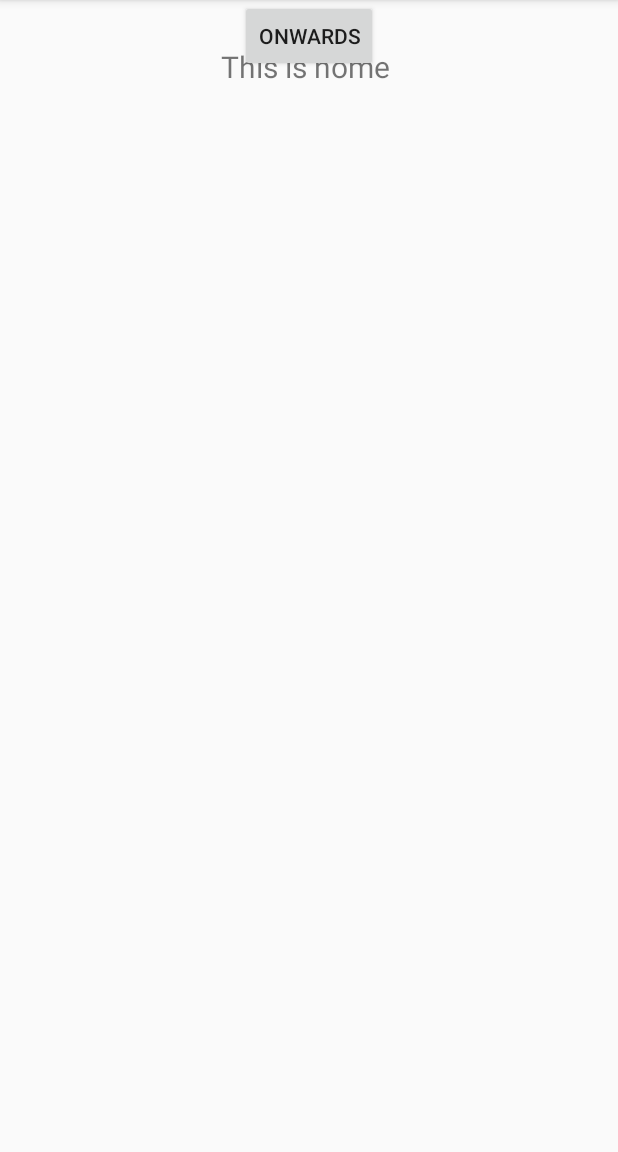
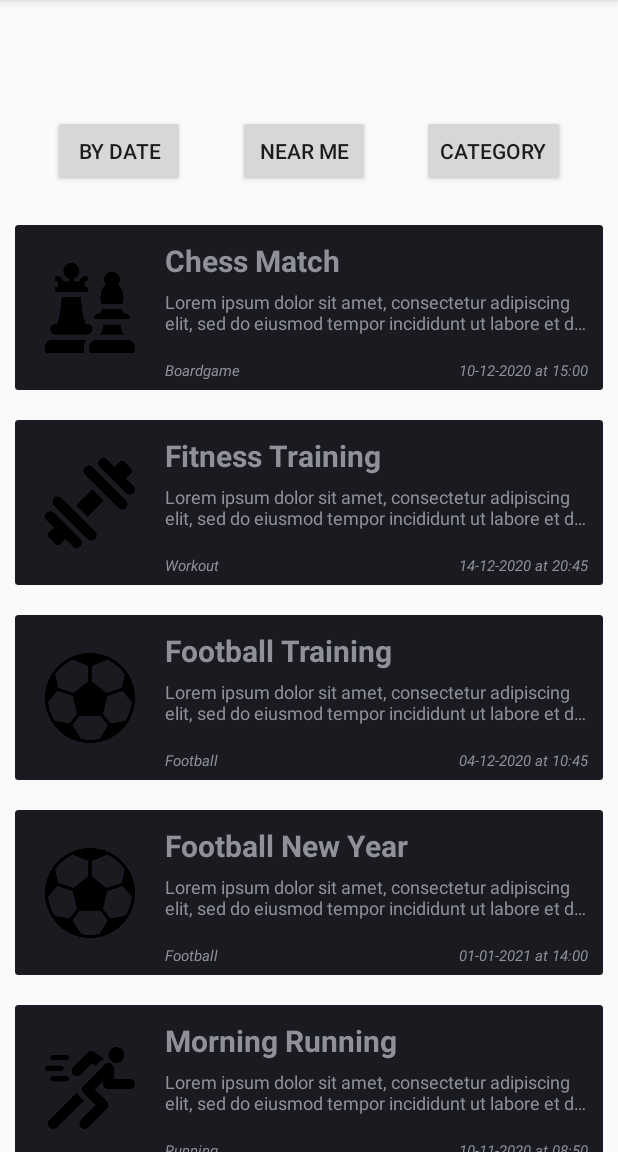
Before and after one commit to DuneZerna/LetsMeet, an Android app: the fragment HomeFragment shown on its own in the app's theme, on a phone screen of 412 x 824 dp, the part 84-1236 px from its top. Run offline under Robolectric (Android 15) with nearby library versions, the light colour scheme and no system bars.

Commit message:
HomeFragment virker delvist nu Bare ikke tryk på nogen events

```diff
--- a/app/src/main/java/com/stl/letsmeet/ui/home/HomeFragment.java
+++ b/app/src/main/java/com/stl/letsmeet/ui/home/HomeFragment.java
@@ -1,11 +1,9 @@
 package com.stl.letsmeet.ui.home;
 
-import android.content.Intent;
 import android.os.Bundle;
 import android.view.LayoutInflater;
 import android.view.View;
 import android.view.ViewGroup;
-import android.widget.Button;
 import android.widget.TextView;
 
 import androidx.annotation.NonNull;
@@ -13,28 +11,39 @@ import androidx.annotation.Nullable;
 import androidx.fragment.app.Fragment;
 import androidx.lifecycle.Observer;
 import androidx.lifecycle.ViewModelProviders;
+import androidx.recyclerview.widget.LinearLayoutManager;
+import androidx.recyclerview.widget.RecyclerView;
 
 import com.stl.letsmeet.R;
+import com.stl.letsmeet.ui.RecyclerView.MyAdapter;
 
 public class HomeFragment extends Fragment {
 
     private HomeViewModel homeViewModel;
-    private Button recyclerView;
+
+    RecyclerView recyclerView;
+    String s1[], s2[], s3[], s4[];
+
+    int images[] = {R.drawable.chess,R.drawable.dumbbell,R.drawable.football,R.drawable.football,R.drawable.running,
+            R.drawable.running,R.drawable.pokemon_go,R.drawable.card_game,R.drawable.binoculars,R.drawable.bowling};
 
     public View onCreateView(@NonNull LayoutInflater inflater,
                              ViewGroup container, Bundle savedInstanceState) {
         homeViewModel =
                 ViewModelProviders.of(this).get(HomeViewModel.class);
         View root = inflater.inflate(R.layout.fragment_home, container, false);
-        final TextView textView = root.findViewById(R.id.text_home);
-        homeViewModel.getText().observe(getViewLifecycleOwner(), new Observer<String>() {
-            @Override
-            public void onChanged(@Nullable String s) {
-                textView.setText(s);
-            }
-        });
 
-        recyclerView = root.findViewById(R.id.recyclerViewButton);
+
+        recyclerView = root.findViewById(R.id.recyclerView2);
+
+        s1 = getResources().getStringArray(R.array.programming_languages);
+        s2 = getResources().getStringArray(R.array.description);
+        s3 = getResources().getStringArray(R.array.category);
+        s4 = getResources().getStringArray(R.array.date);
+
+        MyAdapter myAdapter = new MyAdapter(getActivity().getApplicationContext(), s1, s2, s3, s4, images);
+        recyclerView.setAdapter(myAdapter);
+        recyclerView.setLayoutManager(new LinearLayoutManager(getActivity().getApplicationContext()));
 
         return root;
     }
--- a/app/src/main/java/com/stl/letsmeet/ui/login/LoginActivity.java
+++ b/app/src/main/java/com/stl/letsmeet/ui/login/LoginActivity.java
@@ -61,7 +61,7 @@ public class LoginActivity extends AppCompatActivity {
         toast.show();
 
 
-        recyclerView = findViewById(R.id.recyclerView);
+        recyclerView = findViewById(R.id.recyclerView2);
 
         s1 = getResources().getStringArray(R.array.programming_languages);
         s2 = getResources().getStringArray(R.array.description);
--- a/app/src/main/res/layout/activity_login.xml
+++ b/app/src/main/res/layout/activity_login.xml
@@ -12,7 +12,7 @@
     tools:context=".ui.login.LoginActivity">
 
     <androidx.recyclerview.widget.RecyclerView
-        android:id="@+id/recyclerView"
+        android:id="@+id/recyclerView2"
         android:layout_width="351dp"
         android:layout_height="309dp"
         app:layout_constraintBottom_toBottomOf="parent"
@@ -27,9 +27,9 @@
         android:layout_height="wrap_content"
         android:layout_marginTop="288dp"
         android:text="By Date"
-        app:layout_constraintBottom_toTopOf="@+id/recyclerView"
+        app:layout_constraintBottom_toTopOf="@+id/recyclerView2"
         app:layout_constraintEnd_toStartOf="@+id/button5"
-        app:layout_constraintStart_toEndOf="@+id/button1"
+        app:layout_constraintStart_toEndOf="@+id/button12"
         app:layout_constraintTop_toTopOf="parent"
         app:layout_constraintVertical_bias="0.0" />
 
@@ -39,7 +39,7 @@
         android:layout_height="wrap_content"
         android:layout_marginTop="288dp"
         android:text="Near Me"
-        app:layout_constraintBottom_toTopOf="@+id/recyclerView"
+        app:layout_constraintBottom_toTopOf="@+id/recyclerView2"
         app:layout_constraintEnd_toStartOf="@+id/button4"
         app:layout_constraintTop_toTopOf="parent"
         app:layout_constraintVertical_bias="0.0" />
@@ -51,7 +51,7 @@
         android:layout_marginTop="288dp"
         android:layout_marginEnd="48dp"
         android:text="Category"
-        app:layout_constraintBottom_toTopOf="@+id/recyclerView"
+        app:layout_constraintBottom_toTopOf="@+id/recyclerView2"
         app:layout_constraintEnd_toEndOf="parent"
         app:layout_constraintTop_toTopOf="parent"
         app:layout_constraintVertical_bias="0.0" />
--- a/app/src/main/res/layout/fragment_home.xml
+++ b/app/src/main/res/layout/fragment_home.xml
@@ -4,33 +4,46 @@
     xmlns:tools="http://schemas.android.com/tools"
     android:layout_width="match_parent"
     android:layout_height="match_parent"
-    tools:context=".ui.home.HomeFragment">
+    tools:context=".ui.RecyclerView.RecyclerViewMain">
 
     <Button
-        android:id="@+id/recyclerViewButton"
+        android:id="@+id/button32"
         android:layout_width="wrap_content"
         android:layout_height="wrap_content"
-        android:text="Onwards"
-        app:layout_constraintBottom_toTopOf="@+id/imageViewProfile"
+        android:layout_marginBottom="15dp"
+        android:text="Category"
+        app:layout_constraintBottom_toTopOf="@+id/recyclerView2"
         app:layout_constraintEnd_toEndOf="parent"
+        app:layout_constraintStart_toEndOf="@+id/button12" />
+
+    <Button
+        android:id="@+id/button22"
+        android:layout_width="wrap_content"
+        android:layout_height="wrap_content"
+        android:layout_marginBottom="15dp"
+        android:text="By Date"
+        app:layout_constraintBottom_toTopOf="@+id/recyclerView2"
+        app:layout_constraintEnd_toStartOf="@+id/button12"
         app:layout_constraintStart_toStartOf="parent" />
 
-    <TextView
-        android:id="@+id/text_home"
+    <Button
+        android:id="@+id/button12"
+        android:layout_width="wrap_content"
+        android:layout_height="wrap_content"
+        android:layout_marginBottom="15dp"
+        android:text="Near Me"
+        app:layout_constraintBottom_toTopOf="@+id/recyclerView2"
+        app:layout_constraintEnd_toStartOf="@+id/button32"
+        app:layout_constraintStart_toEndOf="@+id/button22" />
+
+    <androidx.recyclerview.widget.RecyclerView
+        android:id="@+id/recyclerView2"
         android:layout_width="match_parent"
-        android:layout_height="wrap_content"
-        android:layout_marginStart="8dp"
-        android:layout_marginTop="8dp"
-        android:layout_marginEnd="8dp"
-        android:textAlignment="center"
-        android:textSize="20sp"
-        app:layout_constraintBottom_toBottomOf="parent"
-        app:layout_constraintEnd_toEndOf="parent"
-        app:layout_constraintHorizontal_bias="1.0"
-        app:layout_constraintStart_toStartOf="parent"
+        android:layout_height="match_parent"
+        android:layout_marginTop="140dp"
         app:layout_constraintTop_toTopOf="parent"
-        app:layout_constraintVertical_bias="0.031" />
+        tools:layout_editor_absoluteX="60dp">
 
-
+    </androidx.recyclerview.widget.RecyclerView>
 
 </androidx.constraintlayout.widget.ConstraintLayout>
```
